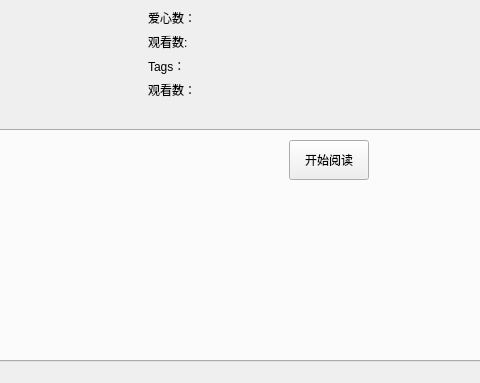
Qt form ui/ui_book_info.ui (tonquer/JMComic-qt) before a commit; both pictures show x 179 to 659 and y 322 to 705 of the 838 by 705 pixel window.
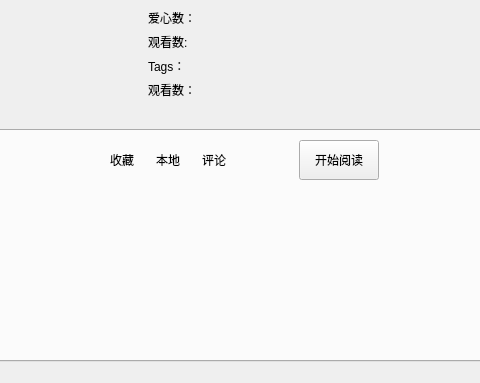
The same form after that commit. Icons and pictures are not drawn. Custom widgets are drawn as their Qt base class.

Commit message: 新增本地收藏

Patch:
```diff
--- a/ui/ui_book_info.ui
+++ b/ui/ui_book_info.ui
@@ -424,7 +424,7 @@
                   <string notr="true">background-color:transparent;</string>
                  </property>
                  <property name="text">
-                  <string/>
+                  <string>收藏</string>
                  </property>
                  <property name="icon">
                   <iconset resource="../res/images.qrc">
@@ -440,6 +440,35 @@
                  <property name="checkable">
                   <bool>false</bool>
                  </property>
+                 <property name="toolButtonStyle">
+                  <enum>Qt::ToolButtonTextBesideIcon</enum>
+                 </property>
+                </widget>
+               </item>
+               <item>
+                <widget class="QToolButton" name="localButton">
+                 <property name="minimumSize">
+                  <size>
+                   <width>40</width>
+                   <height>40</height>
+                  </size>
+                 </property>
+                 <property name="text">
+                  <string>本地</string>
+                 </property>
+                 <property name="icon">
+                  <iconset resource="../res/images.qrc">
+                   <normaloff>:/png/icon/icon_like_off.png</normaloff>:/png/icon/icon_like_off.png</iconset>
+                 </property>
+                 <property name="iconSize">
+                  <size>
+                   <width>50</width>
+                   <height>50</height>
+                  </size>
+                 </property>
+                 <property name="toolButtonStyle">
+                  <enum>Qt::ToolButtonTextBesideIcon</enum>
+                 </property>
                 </widget>
                </item>
                <item>
@@ -457,7 +486,7 @@
                   <string notr="true">background-color:transparent;</string>
                  </property>
                  <property name="text">
-                  <string/>
+                  <string>评论</string>
                  </property>
                  <property name="icon">
                   <iconset resource="../res/images.qrc">
@@ -469,6 +498,9 @@
                    <height>50</height>
                   </size>
                  </property>
+                 <property name="toolButtonStyle">
+                  <enum>Qt::ToolButtonTextBesideIcon</enum>
+                 </property>
                 </widget>
                </item>
                <item>
```
Left out of the diff: 29 changed lines with no effect on the pictures. The commit also changes 33 other files.
